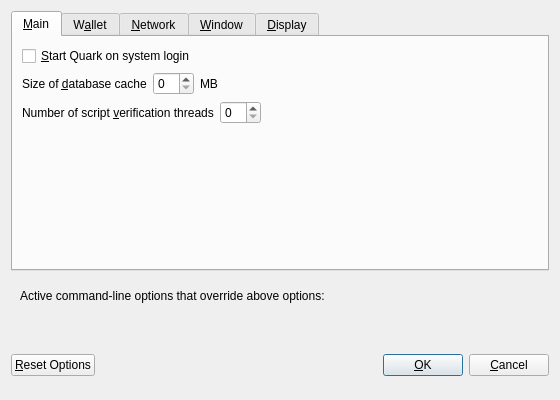
Old version of the form src/qt/forms/optionsdialog.ui in the repository quark-project/quark.
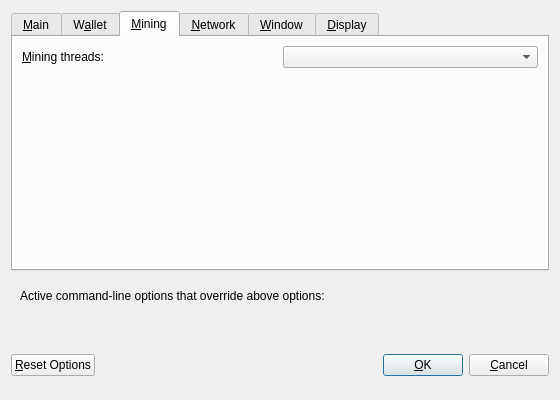
New version of the form. The open tabs and pages were chosen to show the change. Custom widgets are drawn as their Qt base class.

Commit message: Mining options

The edit to the form file:
```diff
--- a/src/qt/forms/optionsdialog.ui
+++ b/src/qt/forms/optionsdialog.ui
@@ -181,6 +181,50 @@
        </item>
       </layout>
      </widget>
+     <widget class="QWidget" name="tabMining">
+      <attribute name="title">
+       <string>&amp;Mining</string>
+      </attribute>
+      <layout class="QVBoxLayout" name="verticalLayout_Mining">
+       <item>
+        <layout class="QHBoxLayout" name="horizontalLayout_2_Mining">
+         <item>
+          <widget class="QLabel" name="labelMiningProcLimit">
+           <property name="text">
+            <string>&amp;Mining threads:</string>
+           </property>
+           <property name="textFormat">
+            <enum>Qt::PlainText</enum>
+           </property>
+           <property name="buddy">
+            <cstring>comboMiningProcLimit</cstring>
+           </property>
+          </widget>
+         </item>
+         <item>
+          <widget class="QValueComboBox" name="comboMiningProcLimit">
+           <property name="toolTip">
+            <string>Choose the default mining threads.</string>
+           </property>
+          </widget>
+         </item>
+        </layout>
+       </item>
+       <item>
+        <spacer name="verticalSpacer_Display1">
+         <property name="orientation">
+          <enum>Qt::Vertical</enum>
+         </property>
+         <property name="sizeHint" stdset="0">
+          <size>
+           <width>20</width>
+           <height>40</height>
+          </size>
+         </property>
+        </spacer>
+       </item>
+      </layout>
+     </widget>
      <widget class="QWidget" name="tabNetwork">
       <attribute name="title">
        <string>&amp;Network</string>
```
The commit also changes 5 other files.
